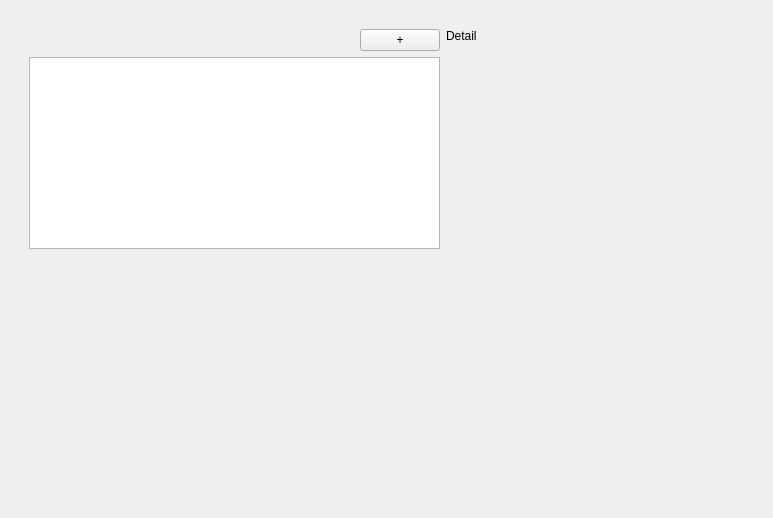
The window that mainwindow.ui (muxinyu1/download-helper) describes before a commit, drawn with Qt 5.
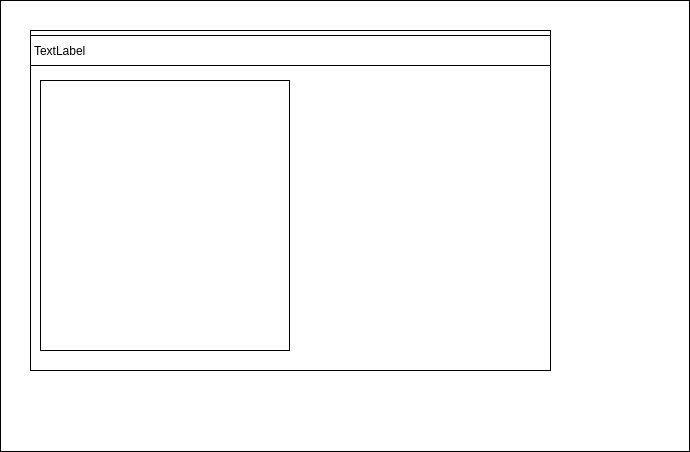
The same window after the commit.

Patch:
```diff
--- a/mainwindow.ui
+++ b/mainwindow.ui
@@ -6,8 +6,8 @@
    <rect>
     <x>0</x>
     <y>0</y>
-    <width>773</width>
-    <height>518</height>
+    <width>690</width>
+    <height>452</height>
    </rect>
   </property>
   <property name="windowTitle">
@@ -17,98 +17,51 @@
    <property name="layoutDirection">
     <enum>Qt::LeftToRight</enum>
    </property>
-   <widget class="QWidget" name="horizontalLayoutWidget">
+   <property name="styleSheet">
+    <string notr="true">border: 1px solid black;
+background-color: rgb(255, 255, 255);</string>
+   </property>
+   <widget class="QFrame" name="frame">
     <property name="geometry">
      <rect>
-      <x>29</x>
-      <y>29</y>
-      <width>691</width>
-      <height>451</height>
+      <x>30</x>
+      <y>30</y>
+      <width>521</width>
+      <height>341</height>
      </rect>
     </property>
-    <layout class="QHBoxLayout" name="mainwindow" stretch="3,2">
-     <item>
-      <layout class="QVBoxLayout" name="downloadList" stretch="10,0,90">
-       <item>
-        <layout class="QHBoxLayout" name="tools">
-         <item>
-          <spacer name="toolsSpacer">
-           <property name="orientation">
-            <enum>Qt::Horizontal</enum>
-           </property>
-           <property name="sizeHint" stdset="0">
-            <size>
-             <width>40</width>
-             <height>20</height>
-            </size>
-           </property>
-          </spacer>
-         </item>
-         <item>
-          <widget class="QPushButton" name="add">
-           <property name="text">
-            <string>+</string>
-           </property>
-          </widget>
-         </item>
-        </layout>
-       </item>
-       <item>
-        <widget class="QListWidget" name="downloadingList"/>
-       </item>
-       <item>
-        <spacer name="downloadListSpacer">
-         <property name="orientation">
-          <enum>Qt::Vertical</enum>
-         </property>
-         <property name="sizeHint" stdset="0">
-          <size>
-           <width>20</width>
-           <height>40</height>
-          </size>
-         </property>
-        </spacer>
-       </item>
-      </layout>
-     </item>
-     <item>
-      <layout class="QVBoxLayout" name="downloadDetail">
-       <property name="spacing">
-        <number>6</number>
-       </property>
-       <item>
-        <widget class="QLabel" name="label">
-         <property name="text">
-          <string>Detail</string>
-         </property>
-        </widget>
-       </item>
-       <item>
-        <spacer name="downloadDetailSpacer">
-         <property name="orientation">
-          <enum>Qt::Vertical</enum>
-         </property>
-         <property name="sizeHint" stdset="0">
-          <size>
-           <width>20</width>
-           <height>40</height>
-          </size>
-         </property>
-        </spacer>
-       </item>
-      </layout>
-     </item>
-    </layout>
-   </widget>
-   <widget class="QWidget" name="horizontalLayoutWidget_2" native="true">
-    <property name="geometry">
-     <rect>
-      <x>0</x>
-      <y>0</y>
-      <width>2</width>
-      <height>449</height>
-     </rect>
+    <property name="frameShape">
+     <enum>QFrame::StyledPanel</enum>
     </property>
+    <property name="frameShadow">
+     <enum>QFrame::Raised</enum>
+    </property>
+    <widget class="QLabel" name="label">
+     <property name="geometry">
+      <rect>
+       <x>0</x>
+       <y>5</y>
+       <width>521</width>
+       <height>31</height>
+      </rect>
+     </property>
+     <property name="text">
+      <string>TextLabel</string>
+     </property>
+    </widget>
+    <widget class="QListWidget" name="downloadingList">
+     <property name="geometry">
+      <rect>
+       <x>10</x>
+       <y>50</y>
+       <width>250</width>
+       <height>271</height>
+      </rect>
+     </property>
+     <property name="viewMode">
+      <enum>QListView::IconMode</enum>
+     </property>
+    </widget>
    </widget>
   </widget>
  </widget>
```
Left out of the diff: 2 changed lines with no effect on the pictures.
